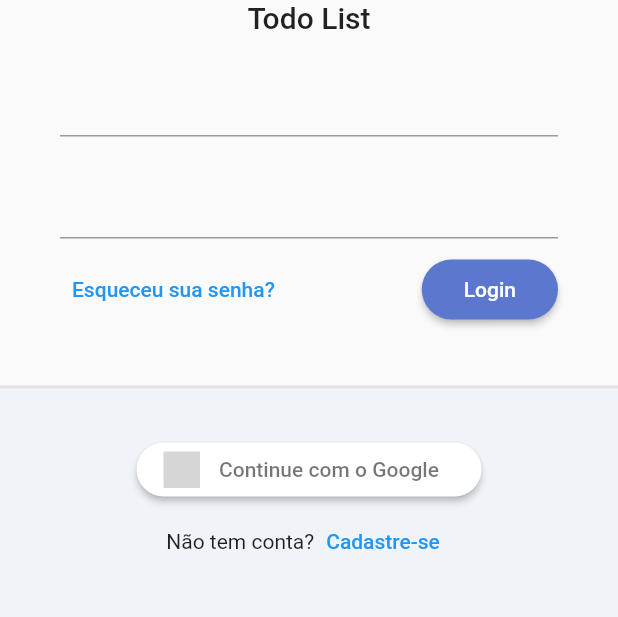
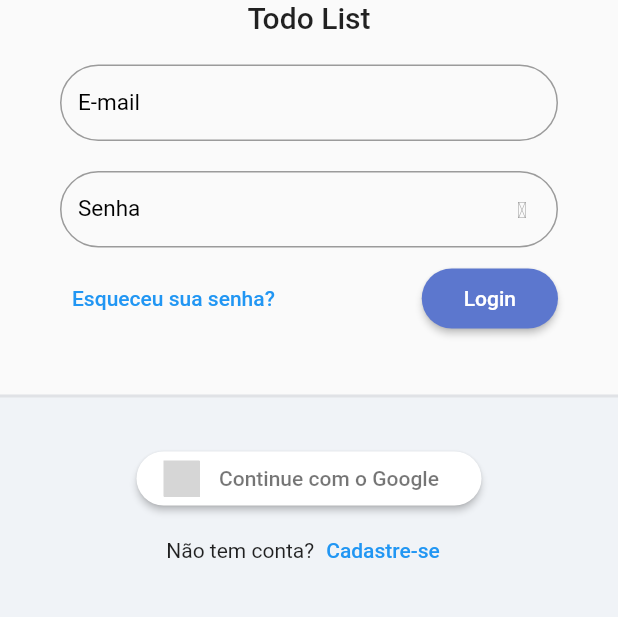
Before and after one commit to GuiPPDDH/Hands-onProviderESqliteEmArquiteturaDeModulo, a Flutter app: the screen it shows after launch, on a phone screen of 412 x 824 dp, the part 315-932 px from its top. Run offline on Flutter 3.47's test engine with Material 2 defaults, Android fonts, the phone set to English and light mode, and no system bars; our stand-ins replace flutter_signin_button, google_fonts, sqflite, synchronized; accounts and stored records are empty; Roboto replaces fonts that are missing (Mandali); grey boxes are pictures that could not be loaded.

Commit message:
Customizando o TextFormField

```diff
--- /dev/null
+++ b/lib/app/core/ui/todo_list_icons.dart
@@ -0,0 +1,30 @@
+/// Flutter icons TodoList
+/// Copyright (C) 2023 by original authors @ fluttericon.com, fontello.com
+/// This font was generated by FlutterIcon.com, which is derived from Fontello.
+///
+/// To use this font, place it in your fonts/ directory and include the
+/// following in your pubspec.yaml
+///
+/// flutter:
+///   fonts:
+///    - family:  TodoList
+///      fonts:
+///       - asset: fonts/TodoList.ttf
+///
+///
+/// * Font Awesome 5, Copyright (C) 2016 by Dave Gandy
+///         Author:    Dave Gandy
+///         License:   SIL (https://github.com/FortAwesome/Font-Awesome/blob/master/LICENSE.txt)
+///         Homepage:  http://fortawesome.github.com/Font-Awesome/
+///
+import 'package:flutter/widgets.dart';
+
+class TodoListIcons {
+  TodoListIcons._();
+
+  static const _kFontFam = 'TodoList';
+  static const String? _kFontPkg = null;
+
+  static const IconData eye = IconData(0xf06e, fontFamily: _kFontFam, fontPackage: _kFontPkg);
+  static const IconData eye_slash = IconData(0xf070, fontFamily: _kFontFam, fontPackage: _kFontPkg);
+}
--- /dev/null
+++ b/lib/app/core/widget/todo_list_field.dart
@@ -0,0 +1,64 @@
+import 'package:flutter/material.dart';
+
+import '../ui/todo_list_icons.dart';
+
+class TodoListField extends StatelessWidget {
+  final String label;
+  final bool obscureText;
+  final IconButton? suffixIconButton;
+  final ValueNotifier<bool> obscureTextVN;
+  final TextEditingController? controller;
+  final FormFieldValidator? validator;
+
+  TodoListField({
+    super.key,
+    required this.label,
+    this.obscureText = false,
+    this.suffixIconButton,
+    this.controller,
+    this.validator,
+  })  : assert(obscureText == true ? suffixIconButton == null : true,
+            'ObscureText não pode ser enviado em conjunto com suffixIconButton'),
+        obscureTextVN = ValueNotifier(obscureText);
+
+  @override
+  Widget build(BuildContext context) {
+    return ValueListenableBuilder<bool>(
+      valueListenable: obscureTextVN,
+      builder: (_, obscureTextValue, __) {
+        return TextFormField(
+          controller: controller,
+          decoration: InputDecoration(
+            labelText: label,
+            labelStyle: TextStyle(
+              fontSize: 15,
+              color: Colors.black,
+            ),
+            border: OutlineInputBorder(
+              borderRadius: BorderRadius.circular(30),
+            ),
+            errorBorder: OutlineInputBorder(
+              borderRadius: BorderRadius.circular(30),
+              borderSide: BorderSide(color: Colors.red),
+            ),
+            isDense: true,
+            suffixIcon: suffixIconButton ??
+                (obscureText == true
+                    ? IconButton(
+                        onPressed: () {
+                          obscureTextVN.value = !obscureTextValue;
+                        },
+                        icon: Icon(
+                          !obscureTextValue ? TodoListIcons.eye_slash : TodoListIcons.eye,
+                          size: 15,
+                        ),
+                      )
+                    : null),
+          ),
+          obscureText: obscureTextValue,
+          validator: validator,
+        );
+      },
+    );
+  }
+}
--- a/lib/app/modules/auth/login/login_page.dart
+++ b/lib/app/modules/auth/login/login_page.dart
@@ -1,5 +1,6 @@
 import 'package:flutter/material.dart';
 import 'package:flutter_signin_button/flutter_signin_button.dart';
+import 'package:todo_list_provider/app/core/widget/todo_list_field.dart';
 import 'package:todo_list_provider/app/core/widget/todo_list_logo.dart';
 
 class LoginPage extends StatelessWidget {
@@ -31,11 +32,14 @@ class LoginPage extends StatelessWidget {
                       child: Form(
                         child: Column(
                           children: [
-                            TextFormField(),
+                            TodoListField(label: 'E-mail'),
                             SizedBox(
                               height: 20,
                             ),
-                            TextFormField(),
+                            TodoListField(
+                              label: 'Senha',
+                              obscureText: true,
+                            ),
                             SizedBox(
                               height: 10,
                             ),
```
Also changed, not shown: pubspec.yaml (+5 -4 lines), assets/fonts/TodoListIcons.ttf (added).
